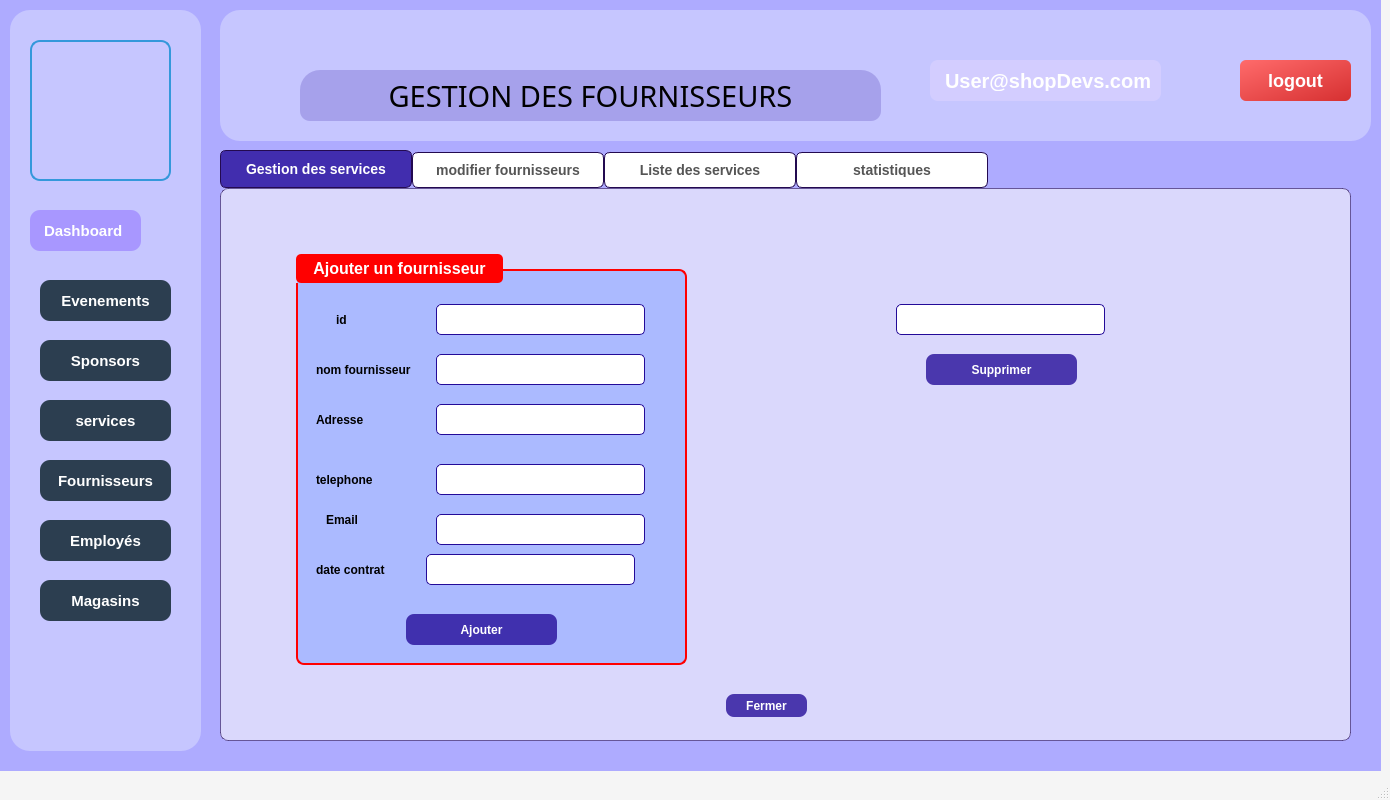
Old version of the form mainwindow.ui in the repository MontaCHOUIG/MallFlow.
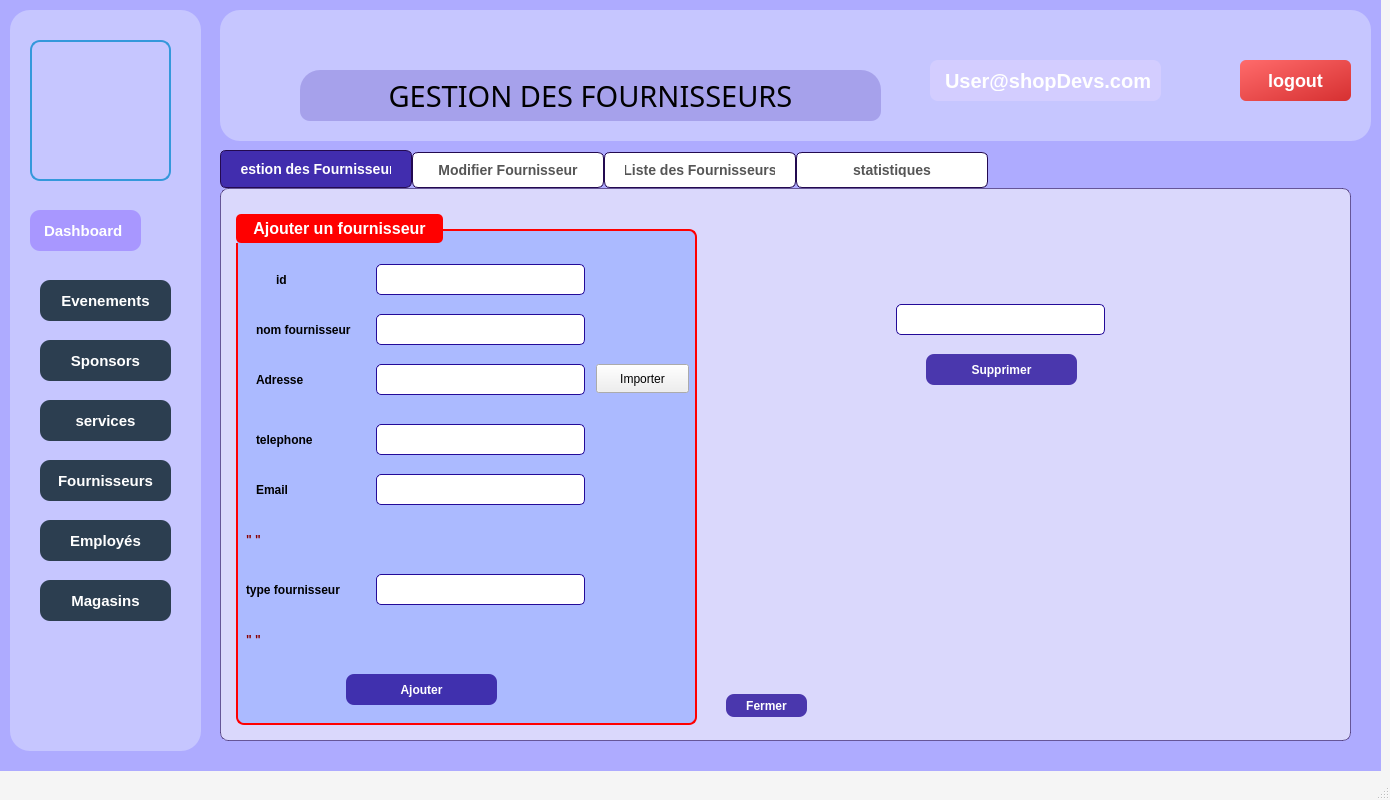
New version of the form. The open tabs and pages were chosen to show the change. Icons and pictures are not drawn. Custom widgets are drawn as their Qt base class.

The edit to the form file:
```diff
--- a/mainwindow.ui
+++ b/mainwindow.ui
@@ -93,15 +93,15 @@
       <string notr="true"/>
      </property>
      <attribute name="title">
-      <string>Gestion des services</string>
+      <string>Gestion des Fournisseurs</string>
      </attribute>
      <widget class="QGroupBox" name="Sp_GroupBox_2">
       <property name="geometry">
        <rect>
-        <x>70</x>
-        <y>60</y>
-        <width>391</width>
-        <height>411</height>
+        <x>10</x>
+        <y>20</y>
+        <width>461</width>
+        <height>511</height>
        </rect>
       </property>
       <property name="styleSheet">
@@ -151,8 +151,8 @@
       <widget class="QLabel" name="email_fournisseur">
        <property name="geometry">
         <rect>
-         <x>30</x>
-         <y>250</y>
+         <x>20</x>
+         <y>260</y>
          <width>101</width>
          <height>31</height>
         </rect>
@@ -249,9 +249,9 @@
       <widget class="QLabel" name="date_contrat">
        <property name="geometry">
         <rect>
-         <x>20</x>
-         <y>300</y>
-         <width>121</width>
+         <x>10</x>
+         <y>360</y>
+         <width>131</width>
          <height>31</height>
         </rect>
        </property>
@@ -262,7 +262,7 @@
         </font>
        </property>
        <property name="text">
-        <string>date contrat</string>
+        <string>type fournisseur</string>
        </property>
       </widget>
       <widget class="QLineEdit" name="le_email_fournisseur">
@@ -288,7 +288,7 @@
        <property name="geometry">
         <rect>
          <x>110</x>
-         <y>360</y>
+         <y>460</y>
          <width>151</width>
          <height>31</height>
         </rect>
@@ -372,8 +372,8 @@
       <widget class="QLineEdit" name="le_date_contrat">
        <property name="geometry">
         <rect>
-         <x>130</x>
-         <y>300</y>
+         <x>140</x>
+         <y>360</y>
          <width>209</width>
          <height>31</height>
         </rect>
@@ -388,6 +388,63 @@
 }</string>
        </property>
       </widget>
+      <widget class="QLabel" name="label_erreur_type">
+       <property name="geometry">
+        <rect>
+         <x>10</x>
+         <y>410</y>
+         <width>401</width>
+         <height>31</height>
+        </rect>
+       </property>
+       <property name="font">
+        <font>
+         <pointsize>9</pointsize>
+         <bold>true</bold>
+        </font>
+       </property>
+       <property name="styleSheet">
+        <string notr="true">color: darkred;</string>
+       </property>
+       <property name="text">
+        <string>&quot; &quot;</string>
+       </property>
+      </widget>
+      <widget class="QLabel" name="label_erreur_email">
+       <property name="geometry">
+        <rect>
+         <x>10</x>
+         <y>310</y>
+         <width>351</width>
+         <height>31</height>
+        </rect>
+       </property>
+       <property name="font">
+        <font>
+         <pointsize>9</pointsize>
+         <bold>true</bold>
+        </font>
+       </property>
+       <property name="styleSheet">
+        <string notr="true">color: darkred;</string>
+       </property>
+       <property name="text">
+        <string>&quot; &quot;</string>
+       </property>
+      </widget>
+      <widget class="QPushButton" name="pb_importer">
+       <property name="geometry">
+        <rect>
+         <x>360</x>
+         <y>150</y>
+         <width>93</width>
+         <height>29</height>
+        </rect>
+       </property>
+       <property name="text">
+        <string>Importer</string>
+       </property>
+      </widget>
      </widget>
      <widget class="QPushButton" name="pb_supprimer">
       <property name="geometry">
@@ -488,7 +545,7 @@
     </widget>
     <widget class="QWidget" name="tab">
      <attribute name="title">
-      <string>modifier fournisseurs</string>
+      <string>Modifier Fournisseur</string>
      </attribute>
      <widget class="QLabel" name="label_11">
       <property name="geometry">
@@ -803,7 +860,7 @@
     </widget>
     <widget class="QWidget" name="tab_2">
      <attribute name="title">
-      <string>Liste des services</string>
+      <string>Liste des Fournisseurs</string>
      </attribute>
      <widget class="QPushButton" name="pb_tri_parnom">
       <property name="geometry">
@@ -1557,6 +1614,13 @@
   </widget>
   <widget class="QStatusBar" name="statusbar"/>
  </widget>
+ <customwidgets>
+  <customwidget>
+   <class>QChartView</class>
+   <extends>QGraphicsView</extends>
+   <header>QtCharts/QChartView</header>
+  </customwidget>
+ </customwidgets>
  <resources/>
  <connections/>
 </ui>
```
Left out of the diff: 121 changed lines with no effect on the pictures.
